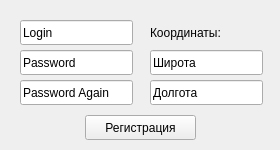
Old version of the form regscreen.ui in the repository ThirdOfPM/shake-it.
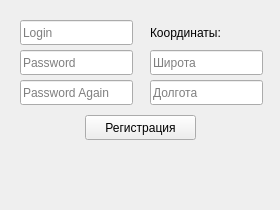
New version of the form.

Patch:
```diff
--- a/regscreen.ui
+++ b/regscreen.ui
@@ -7,19 +7,19 @@
     <x>0</x>
     <y>0</y>
     <width>280</width>
-    <height>150</height>
+    <height>210</height>
    </rect>
   </property>
   <property name="minimumSize">
    <size>
     <width>280</width>
-    <height>150</height>
+    <height>210</height>
    </size>
   </property>
   <property name="maximumSize">
    <size>
     <width>280</width>
-    <height>150</height>
+    <height>210</height>
    </size>
   </property>
   <property name="windowTitle">
@@ -34,7 +34,7 @@
      <height>25</height>
     </rect>
    </property>
-   <property name="text">
+   <property name="placeholderText">
     <string>Login</string>
    </property>
   </widget>
@@ -47,7 +47,10 @@
      <height>25</height>
     </rect>
    </property>
-   <property name="text">
+   <property name="echoMode">
+    <enum>QLineEdit::Normal</enum>
+   </property>
+   <property name="placeholderText">
     <string>Password</string>
    </property>
    <property name="echoMode">
@@ -63,7 +66,10 @@
      <height>25</height>
     </rect>
    </property>
-   <property name="text">
+   <property name="echoMode">
+    <enum>QLineEdit::Normal</enum>
+   </property>
+   <property name="placeholderText">
     <string>Password Again</string>
    </property>
    <property name="echoMode">
@@ -92,7 +98,7 @@
      <height>25</height>
     </rect>
    </property>
-   <property name="text">
+   <property name="placeholderText">
     <string>Широта</string>
    </property>
   </widget>
@@ -106,6 +112,9 @@
     </rect>
    </property>
    <property name="text">
+    <string/>
+   </property>
+   <property name="placeholderText">
     <string>Долгота</string>
    </property>
   </widget>
@@ -126,9 +135,9 @@
    <property name="geometry">
     <rect>
      <x>20</x>
-     <y>220</y>
-     <width>111</width>
-     <height>61</height>
+     <y>150</y>
+     <width>240</width>
+     <height>40</height>
     </rect>
    </property>
    <property name="text">
```
Left out of the diff: 6 changed lines with no effect on the pictures.
